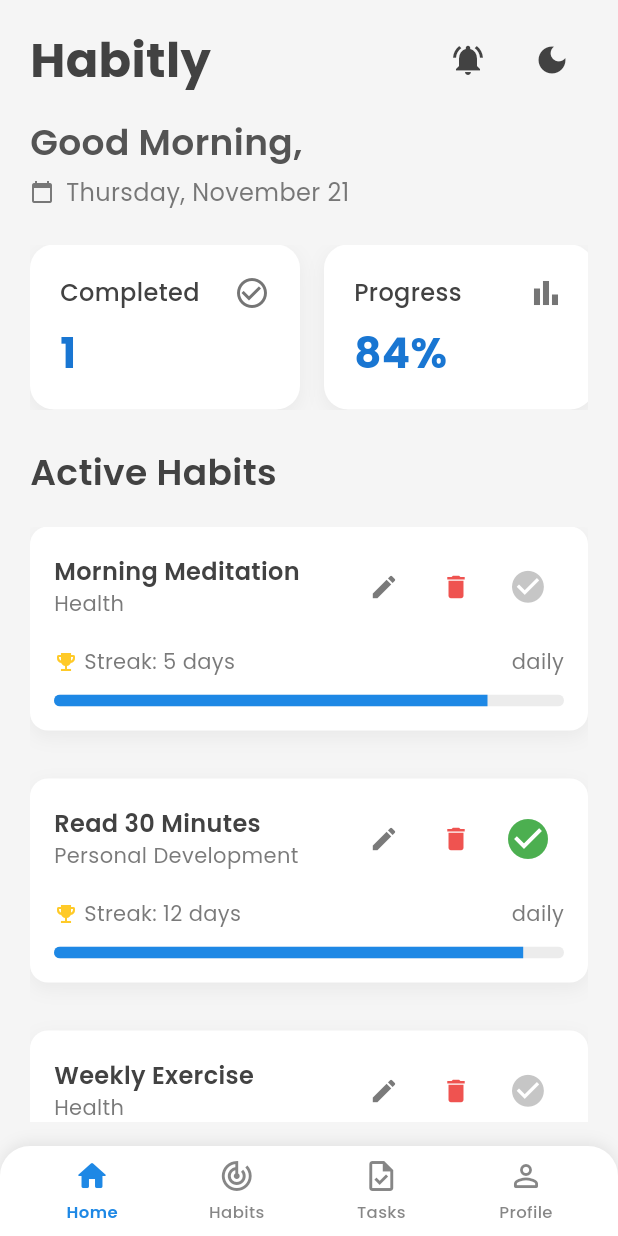
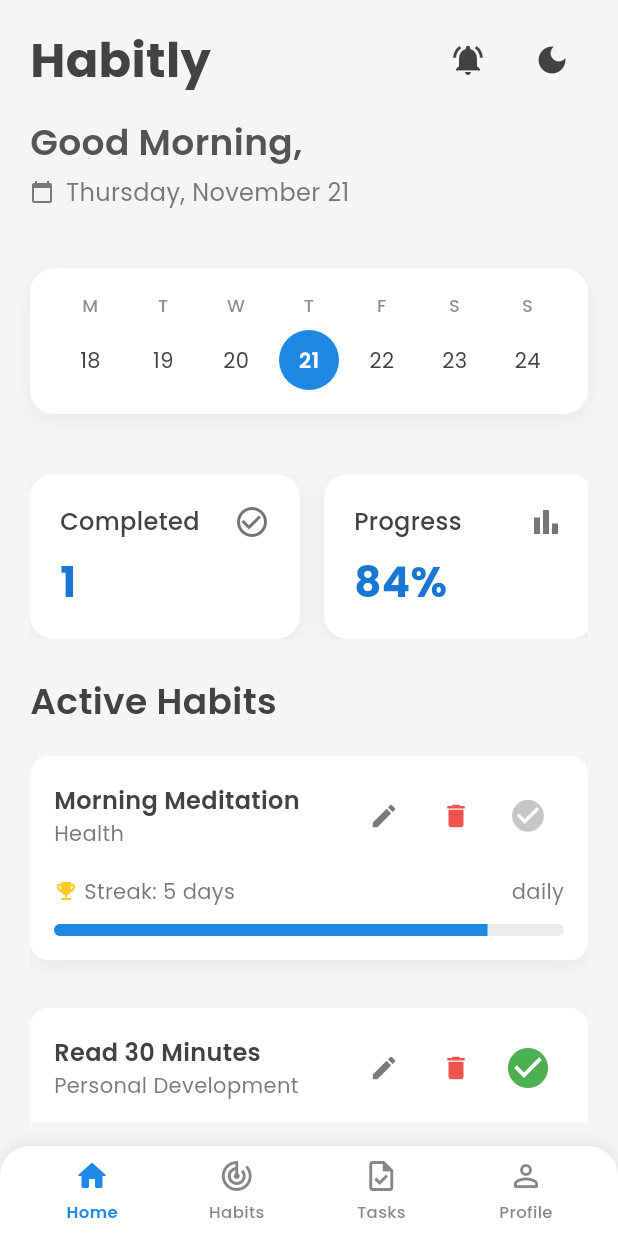
Before and after one commit to callmeartan/habitly, a Flutter app: the screen it shows once a user with an empty profile is signed in, after a tap on the "notifications off" icon, on a phone screen of 412 x 824 dp. Run offline on Flutter 3.47's test engine with Material 3 defaults, Android fonts, the phone set to English and light mode, and no system bars; our stand-ins replace firebase_auth, firebase_core, flutter_local_notifications, google_fonts, image_picker, shared_preferences and 3 more; accounts and stored records are empty.

Commit message:
added a calender to dashboard which indicates the tasks on it.

```diff
--- a/lib/screens/habit_dashboard.dart
+++ b/lib/screens/habit_dashboard.dart
@@ -2,6 +2,7 @@ import 'dart:math' show max;
 
 import 'package:flutter/material.dart';
 import 'package:google_fonts/google_fonts.dart';
+import 'package:habitly/widgets/dashboard_calendar.dart';
 
 import '../models/habit.dart';
 import '../models/task.dart';
@@ -16,12 +17,11 @@ import '../widgets/habits_list.dart';
 import '../widgets/loading_indicator.dart';
 import '../widgets/task_form.dart';
 
-
 class HabitDashboard extends StatefulWidget {
   const HabitDashboard({Key? key}) : super(key: key);
 
   @override
-  _HabitDashboardState createState() => _HabitDashboardState();
+  State<HabitDashboard> createState() => _HabitDashboardState();
 }
 
 class _HabitDashboardState extends State<HabitDashboard> {
@@ -29,6 +29,8 @@ class _HabitDashboardState extends State<HabitDashboard> {
   final _taskRepository = TaskRepository();
   final NotificationService _notificationService = NotificationService();
   List<Habit> habits = [];
+  List<Task> _tasks = [];
+  DateTime _selectedDate = DateTime.now();
   bool _isLoading = true;
   String? _error;
 
@@ -37,6 +39,26 @@ class _HabitDashboardState extends State<HabitDashboard> {
     super.initState();
     _notificationService.init();
     _loadHabits();
+    _loadTasks();
+  }
+
+  Future<void> _loadTasks() async {
+    try {
+      final loadedTasks = await _taskRepository.loadTasks();
+      if (mounted) {
+        setState(() {
+          _tasks = loadedTasks;
+        });
+      }
+    } catch (e) {
+      print('Error loading tasks: $e');
+    }
+  }
+
+  void _onDateSelected(DateTime date) {
+    setState(() {
+      _selectedDate = date;
+    });
   }
 
   Future<void> _loadHabits() async {
@@ -535,7 +557,12 @@ class _HabitDashboardState extends State<HabitDashboard> {
           child: Column(
             crossAxisAlignment: CrossAxisAlignment.start,
             children: [
-              DashboardHeader(
+              DashboardHeader(),
+              const SizedBox(height: 24),
+              DashboardCalendar(
+                tasks: _tasks,
+                selectedDate: _selectedDate,
+                onDateSelected: _onDateSelected,
               ),
               const SizedBox(height: 24),
               DashboardStats(habits: habits),
--- /dev/null
+++ b/lib/widgets/dashboard_calendar.dart
@@ -0,0 +1,133 @@
+import 'package:flutter/material.dart';
+import 'package:google_fonts/google_fonts.dart';
+import '../models/task.dart';
+
+class DashboardCalendar extends StatelessWidget {
+  final List<Task> tasks;
+  final DateTime selectedDate;
+  final Function(DateTime) onDateSelected;
+
+  const DashboardCalendar({
+    Key? key,
+    required this.tasks,
+    required this.selectedDate,
+    required this.onDateSelected,
+  }) : super(key: key);
+
+  @override
+  Widget build(BuildContext context) {
+    final theme = Theme.of(context);
+    final colorScheme = theme.colorScheme;
+
+    // Calculate the start of the week (Monday)
+    final now = DateTime.now();
+    final startOfWeek = now.subtract(Duration(days: now.weekday - 1));
+
+    return Container(
+      margin: const EdgeInsets.symmetric(vertical: 16),
+      padding: const EdgeInsets.all(16),
+      decoration: BoxDecoration(
+        color: theme.cardColor,
+        borderRadius: BorderRadius.circular(16),
+        boxShadow: [
+          BoxShadow(
+            color: theme.shadowColor.withOpacity(0.05),
+            blurRadius: 10,
+            offset: const Offset(0, 4),
+          ),
+        ],
+      ),
+      child: Column(
+        children: [
+          // Weekday labels
+          Row(
+            mainAxisAlignment: MainAxisAlignment.spaceAround,
+            children: ['M', 'T', 'W', 'T', 'F', 'S', 'S'].map((day) {
+              return SizedBox(
+                width: 40,
+                child: Text(
+                  day,
+                  style: GoogleFonts.poppins(
+                    color: colorScheme.onSurface.withOpacity(0.6),
+                    fontSize: 12,
+                    fontWeight: FontWeight.w500,
+                  ),
+                  textAlign: TextAlign.center,
+                ),
+              );
+            }).toList(),
+          ),
+          const SizedBox(height: 8),
+          // Calendar days
+          Row(
+            mainAxisAlignment: MainAxisAlignment.spaceAround,
+            children: List.generate(7, (index) {
+              final date = startOfWeek.add(Duration(days: index));
+              final isSelected = _isSameDay(date, selectedDate);
+              final isToday = _isSameDay(date, DateTime.now());
+              final tasksForDay = _getTasksForDate(date);
+              final hasHighPriorityTask = tasksForDay.any(
+                      (task) => task.priority.toLowerCase() == 'high'
+              );
+
+              return GestureDetector(
+                onTap: () => onDateSelected(date),
+                child: Container(
+                  width: 40,
+                  height: 40,
+                  decoration: BoxDecoration(
+                    color: isSelected
+                        ? colorScheme.primary
+                        : (isToday ? colorScheme.primary.withOpacity(0.1) : null),
+                    shape: BoxShape.circle,
+                    border: hasHighPriorityTask && !isSelected
+                        ? Border.all(color: Colors.red, width: 2)
+                        : null,
+                  ),
+                  child: Stack(
+                    alignment: Alignment.center,
+                    children: [
+                      Text(
+                        date.day.toString(),
+                        style: GoogleFonts.poppins(
+                          color: isSelected
+                              ? colorScheme.onPrimary
+                              : colorScheme.onSurface,
+                          fontWeight: isSelected || isToday
+                              ? FontWeight.w600
+                              : FontWeight.normal,
+                        ),
+                      ),
+                      if (tasksForDay.isNotEmpty && !isSelected)
+                        Positioned(
+                          bottom: 2,
+                          child: Container(
+                            width: 4,
+                            height: 4,
+                            decoration: BoxDecoration(
+                              color: hasHighPriorityTask
+                                  ? Colors.red
+                                  : colorScheme.primary,
+                              shape: BoxShape.circle,
+                            ),
+                          ),
+                        ),
+                    ],
+                  ),
+                ),
+              );
+            }),
+          ),
+        ],
+      ),
+    );
+  }
+
+  bool _isSameDay(DateTime a, DateTime b) {
+    return a.year == b.year && a.month == b.month && a.day == b.day;
+  }
+
+  List<Task> _getTasksForDate(DateTime date) {
+    return tasks.where((task) => _isSameDay(task.dueDate, date)).toList();
+  }
+}
```
Lines whose indentation alone changed are shown as unchanged.
